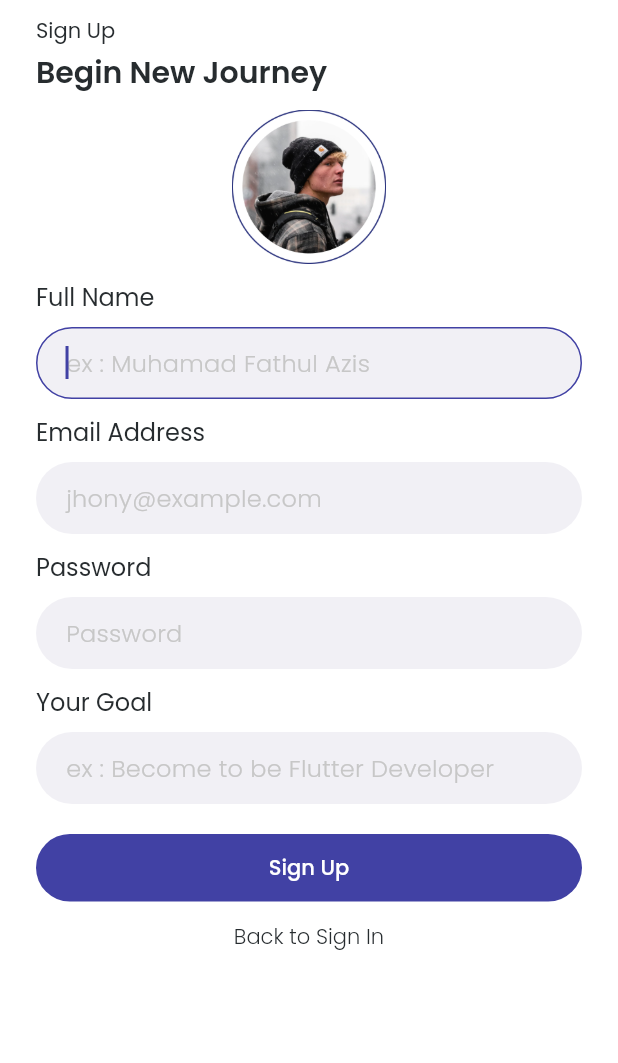
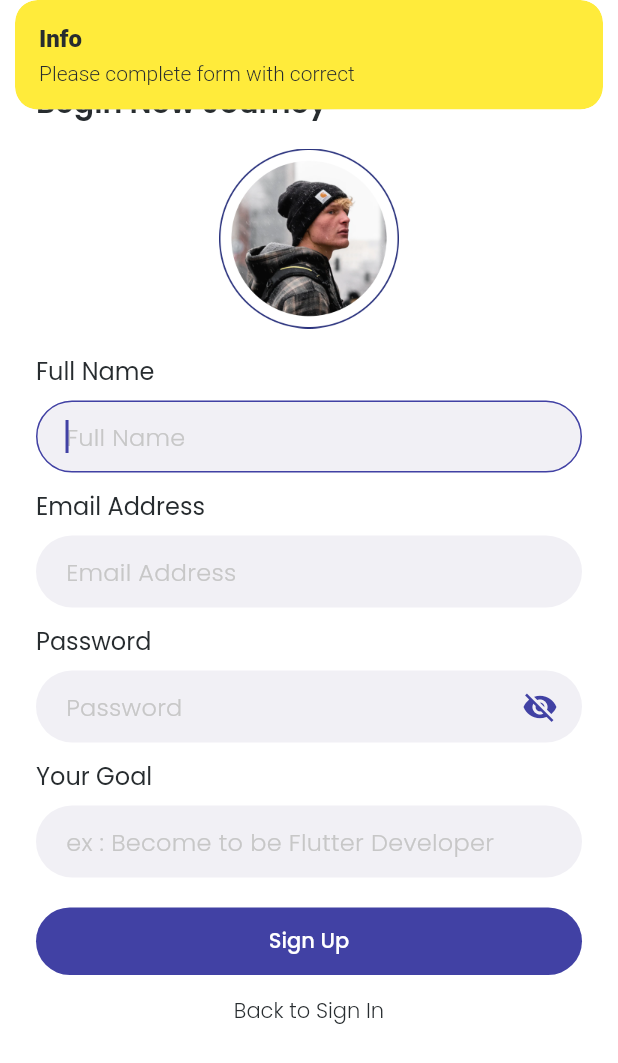
Before and after one commit to fathulaziss/findjob, a Flutter app: the PageRegister screen opened directly, after a tap on "Sign Up", on a phone screen of 412 x 824 dp. Shown: the top 1063 px of the screen. Run offline on Flutter 3.47's test engine with Material 2 defaults, Android fonts, the phone set to English and light mode, and no system bars; our stand-ins replace get, google_fonts.

Commit message:
fix page register

```diff
--- a/lib/ui/pages/non_logged/page_register.dart
+++ b/lib/ui/pages/non_logged/page_register.dart
@@ -1,6 +1,11 @@
+import 'dart:developer';
+
 import 'package:findjob/shared/assets.dart';
 import 'package:findjob/shared/styles.dart';
+import 'package:findjob/ui/pages/logged/page_main.dart';
 import 'package:findjob/ui/widgets/button_primary.dart';
+import 'package:findjob/ui/widgets/input_email.dart';
+import 'package:findjob/ui/widgets/input_password.dart';
 import 'package:findjob/ui/widgets/input_primary.dart';
 import 'package:flutter/material.dart';
 import 'package:get/get.dart';
@@ -19,13 +24,32 @@ class _PageRegisterState extends State<PageRegister> {
   TextEditingController emailController = TextEditingController();
   TextEditingController passwordController = TextEditingController();
   TextEditingController goalController = TextEditingController();
+  String name = '';
+  String email = '';
+  String password = '';
+  String goal = '';
+  bool isValidName = false;
+  bool isValidEmail = false;
+  bool isValidPassword = false;
+  bool isValidGoal = false;
+
+  validateForm() {
+    if (isValidName && isValidEmail && isValidPassword && isValidGoal) {
+      Get.to(() => PageMain(initial: 0));
+    } else {
+      Get.snackbar('Info', 'Please complete form with correct',
+          backgroundColor: Colors.yellow, colorText: AppColors.blackColor);
+    }
+  }
+
   @override
   Widget build(BuildContext context) {
     return Scaffold(
       backgroundColor: Colors.white,
       body: SafeArea(
         child: Padding(
-          padding: EdgeInsets.symmetric(horizontal: 24, vertical: 10),
+          padding: EdgeInsets.symmetric(
+              horizontal: Insets.med * 2, vertical: Insets.xl * 1.5),
           child: SingleChildScrollView(
             child: Column(
               mainAxisAlignment: MainAxisAlignment.start,
@@ -35,29 +59,78 @@ class _PageRegisterState extends State<PageRegister> {
                 InputPrimary(
                   controller: nameController,
                   label: 'Full Name',
-                  hintText: 'ex : Muhamad Fathul Azis',
+                  hintText: 'Full Name',
+                  onChange: (value) {
+                    setState(() {
+                      name = value!;
+                    });
+                  },
+                  validate: (value) {
+                    if (value.toString().isEmpty) {
+                      isValidName = false;
+                      log('cek isValidName : $isValidName');
+                      return "Full Name can't be empty";
+                    } else {
+                      isValidName = true;
+                      log('cek isValidName : $isValidName');
+                      return null;
+                    }
+                  },
                 ),
-                InputPrimary(
+                InputEmail(
                   controller: emailController,
                   label: 'Email Address',
-                  hintText: 'jhony@example.com',
+                  hintText: 'Email Address',
+                  email: (String value) {
+                    email = value;
+                  },
+                  isValid: (bool value) {
+                    isValidEmail = value;
+                    log('cek isValidEmail : $isValidEmail');
+                  },
                 ),
-                InputPrimary(
+                InputPassword(
                   controller: passwordController,
                   label: 'Password',
                   hintText: 'Password',
+                  onChange: (value) {
+                    setState(() {
+                      password = value!;
+                    });
+                  },
+                  isValid: (bool value) {
+                    isValidPassword = value;
+                  },
                 ),
                 InputPrimary(
                   controller: goalController,
                   margin: EdgeInsets.only(bottom: 20),
                   label: 'Your Goal',
                   hintText: 'ex : Become to be Flutter Developer',
+                  onChange: (value) {
+                    setState(() {
+                      goal = value!;
+                    });
+                  },
+                  validate: (value) {
+                    if (value.toString().isEmpty) {
+                      isValidGoal = false;
+                      log('cek isValidGoal : $isValidGoal');
+                      return "Goal can't be empty";
+                    } else {
+                      isValidGoal = true;
+                      log('cek isValidGoal : $isValidGoal');
+                      return null;
+                    }
+                  },
                 ),
                 ButtonPrimary(
                   backgroundColor: AppColors.mainColor,
                   titleStyle: TextStyles.whiteMedium,
                   title: 'Sign Up',
-                  onPressed: () {},
+                  onPressed: () {
+                    validateForm();
+                  },
                 ),
                 TextButton(
                   onPressed: () {
@@ -84,14 +157,13 @@ class _PageRegisterState extends State<PageRegister> {
       crossAxisAlignment: CrossAxisAlignment.start,
       children: [
         Text('Sign Up', style: TextStyles.greyNormal),
-        SizedBox(height: 2),
+        verticalSpace(Insets.xs / 2),
         Text('Begin New Journey',
             style: TextStyles.blackSemiBold.copyWith(fontSize: FontSizes.s20)),
-        SizedBox(height: 10),
+        verticalSpace(Insets.lg),
         Center(
-            child: Image.asset(Assets.userDefault,
-                width: MediaQuery.of(context).size.width * 0.25)),
-        SizedBox(height: 10),
+            child: Image.asset(Assets.userDefault, width: IconSizes.xxl * 2)),
+        verticalSpace(Insets.lg),
       ],
     );
   }
```
Also changed, not shown: lib/ui/pages/logged/page_main.dart (renamed from lib/ui/pages/logged/main_page.dart, +4 -4 lines), lib/ui/pages/non_logged/page_login.dart (+13 -4 lines).
